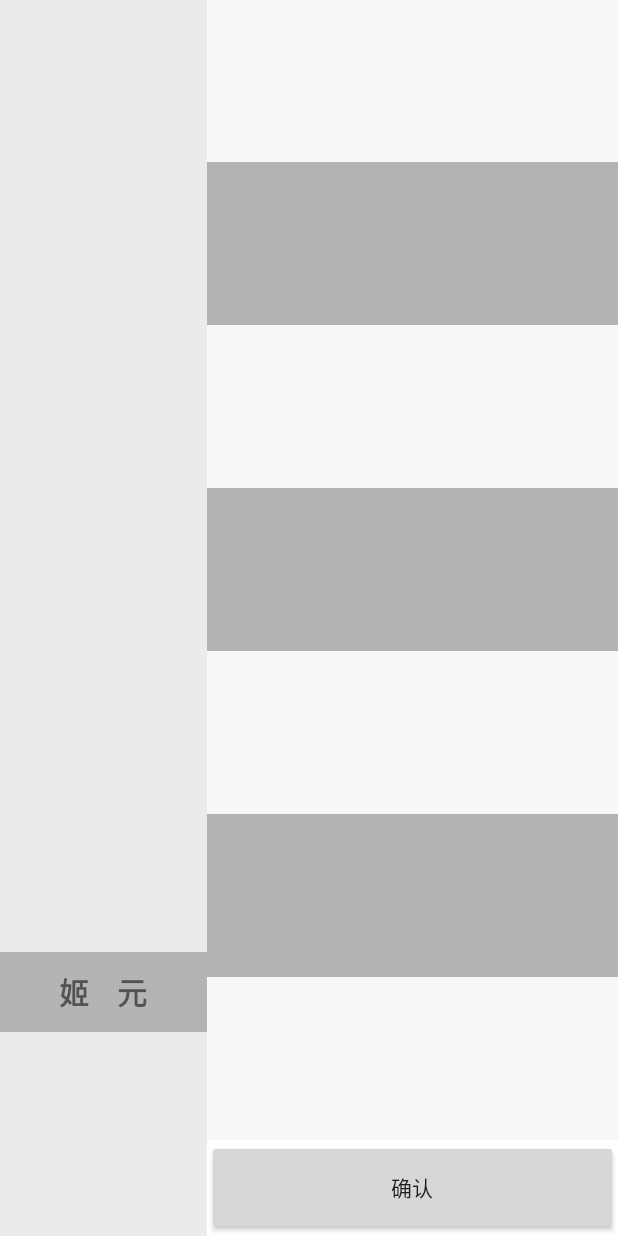
After one commit to bendanwwww/chance, an Android app: the layout create_role_activity.xml on its own in the app's theme, with its tools: preview values and no code run, on a phone screen of 412 x 824 dp. The commit adds this screen. Run offline under Robolectric (Android 15) with nearby library versions, the phone set to English and light mode, and no system bars.

Commit message:
create role page

```diff
--- a/app/src/main/AndroidManifest.xml
+++ b/app/src/main/AndroidManifest.xml
@@ -8,11 +8,10 @@
             android:label="@string/app_name"
             android:roundIcon="@mipmap/ic_launcher_round"
             android:supportsRtl="true"
-            android:theme="@style/Theme.Chance">
-        <activity android:name=".pages.example.BlockDemoActivity">
+            android:theme="@style/Theme.AppCompat.Light.NoActionBar">
+        <activity android:name=".pages.CreateRoleActivity" android:screenOrientation="landscape">
             <intent-filter>
                 <action android:name="android.intent.action.MAIN"/>
-
                 <category android:name="android.intent.category.LAUNCHER"/>
             </intent-filter>
         </activity>
--- a/app/src/main/java/com/chance/MainActivity.java
+++ /dev/null
@@ -1,13 +0,0 @@
-package com.chance;
-
-import androidx.appcompat.app.AppCompatActivity;
-import android.os.Bundle;
-
-public class MainActivity extends AppCompatActivity {
-
-    @Override
-    protected void onCreate(Bundle savedInstanceState) {
-        super.onCreate(savedInstanceState);
-        setContentView(R.layout.activity_main);
-    }
-}
--- /dev/null
+++ b/app/src/main/java/com/chance/pages/CreateRoleActivity.java
@@ -0,0 +1,21 @@
+package com.chance.pages;
+
+import com.chance.R;
+
+import android.os.Bundle;
+import android.view.Window;
+import androidx.appcompat.app.AppCompatActivity;
+
+/**
+ * 角色创建
+ *
+ * @author lsy
+ */
+public class CreateRoleActivity extends AppCompatActivity {
+
+    @Override
+    protected void onCreate(Bundle savedInstanceState) {
+        super.onCreate(savedInstanceState);
+        setContentView(R.layout.create_role_activity);
+    }
+}
--- a/app/src/main/java/com/chance/pages/example/BlockDemoActivity.java
+++ b/app/src/main/java/com/chance/pages/example/BlockDemoActivity.java
@@ -3,12 +3,10 @@ package com.chance.pages.example;
 import java.util.Random;
 
 import com.chance.R;
-import com.chance.view.BlockDemoView;
+import com.chance.view.BodyView;
 
 import android.os.Bundle;
-import android.view.View;
 import android.widget.Button;
-import android.widget.ImageView;
 import androidx.appcompat.app.AppCompatActivity;
 
 public class BlockDemoActivity extends AppCompatActivity {
@@ -18,7 +16,7 @@ public class BlockDemoActivity extends AppCompatActivity {
         super.onCreate(savedInstanceState);
         setContentView(R.layout.activity_block_demo);
 
-        BlockDemoView view = findViewById(R.id.block_demo);
+        BodyView view = findViewById(R.id.block_demo);
 
         Button changeBody = findViewById(R.id.block_body);
         Button changeCloth = findViewById(R.id.block_cloth);
--- a/app/src/main/java/com/chance/view/BlockDemoView.java
+++ b/app/src/main/java/com/chance/view/BodyView.java
@@ -9,9 +9,15 @@ import android.graphics.Canvas;
 import android.graphics.Paint;
 import android.util.AttributeSet;
 import android.view.View;
+import android.view.ViewGroup;
 import androidx.annotation.Nullable;
 
-public class BlockDemoView extends View {
+/**
+ * 角色模型绘图
+ *
+ * @author lsy
+ */
+public class BodyView extends View {
 
     /** 画笔 */
     private Paint paint;
@@ -59,19 +65,19 @@ public class BlockDemoView extends View {
             R.drawable.c3_cloth33,
             R.drawable.c3_cloth47, R.drawable.c3_cloth51, R.drawable.c3_cloth52};
 
-    public BlockDemoView(Context context) {
+    public BodyView(Context context) {
         super(context);
     }
 
-    public BlockDemoView(Context context, @Nullable AttributeSet attrs) {
+    public BodyView(Context context, @Nullable AttributeSet attrs) {
         super(context, attrs);
     }
 
-    public BlockDemoView(Context context, @Nullable AttributeSet attrs, int defStyleAttr) {
+    public BodyView(Context context, @Nullable AttributeSet attrs, int defStyleAttr) {
         super(context, attrs, defStyleAttr);
     }
 
-    public BlockDemoView(Context context, @Nullable AttributeSet attrs, int defStyleAttr, int defStyleRes) {
+    public BodyView(Context context, @Nullable AttributeSet attrs, int defStyleAttr, int defStyleRes) {
         super(context, attrs, defStyleAttr, defStyleRes);
     }
 
--- a/app/src/main/res/layout/activity_block_demo.xml
+++ b/app/src/main/res/layout/activity_block_demo.xml
@@ -61,7 +61,7 @@
     </LinearLayout>
 
 
-    <com.chance.view.BlockDemoView
+    <com.chance.view.BodyView
             android:id="@+id/block_demo"
             android:layout_width="1080px"
             android:layout_height="1450px"
--- a/app/src/main/res/layout/activity_main.xml
+++ /dev/null
@@ -1,18 +0,0 @@
-<?xml version="1.0" encoding="utf-8"?>
-<androidx.constraintlayout.widget.ConstraintLayout
-        xmlns:android="http://schemas.android.com/apk/res/android"
-        xmlns:tools="http://schemas.android.com/tools"
-        xmlns:app="http://schemas.android.com/apk/res-auto"
-        android:layout_width="match_parent"
-        android:layout_height="match_parent"
-        tools:context=".MainActivity">
-    <TextView
-            android:layout_width="wrap_content"
-            android:layout_height="wrap_content"
-            android:text="Hello World!"
-            app:layout_constraintBottom_toBottomOf="parent"
-            app:layout_constraintLeft_toLeftOf="parent"
-            app:layout_constraintRight_toRightOf="parent"
-            app:layout_constraintTop_toTopOf="parent"/>
-
-</androidx.constraintlayout.widget.ConstraintLayout>
--- /dev/null
+++ b/app/src/main/res/layout/create_role_activity.xml
@@ -0,0 +1,125 @@
+<?xml version="1.0" encoding="utf-8"?>
+<LinearLayout xmlns:android="http://schemas.android.com/apk/res/android"
+              xmlns:tools="http://schemas.android.com/tools"
+              android:layout_width="match_parent"
+              android:layout_height="match_parent"
+              tools:context=".pages.example.BlockDemoActivity"
+              android:gravity="center"
+              android:orientation="vertical"
+              android:background="#FFFFFF"
+>
+    <LinearLayout
+            android:layout_width="fill_parent"
+            android:layout_height="match_parent"
+            android:orientation="horizontal">
+        <LinearLayout
+                android:layout_width="wrap_content"
+                android:layout_weight=".30"
+                android:layout_height="match_parent"
+                android:orientation="vertical">
+            <LinearLayout
+                    android:layout_width="match_parent"
+                    android:layout_height="wrap_content"
+                    android:layout_weight=".80"
+                    android:orientation="vertical"
+                    android:background="@color/dy_weight_bg">
+<!--                <com.chance.view.BodyView-->
+<!--                        android:id="@+id/block_demo"-->
+<!--                        android:layout_width="match_parent"-->
+<!--                        android:layout_height="wrap_content" />-->
+            </LinearLayout>
+            <LinearLayout
+                    android:layout_width="match_parent"
+                    android:layout_height="wrap_content"
+                    android:layout_weight=".03"
+                    android:orientation="vertical"
+                    android:background="@color/black1">
+                <TextView
+                    android:layout_width="match_parent"
+                    android:layout_height="match_parent"
+                    android:gravity="center"
+                    android:text="姬    元"
+                    android:textStyle="bold"
+                    android:textSize="20dp">
+
+                </TextView>
+            </LinearLayout>
+            <LinearLayout
+                    android:layout_width="match_parent"
+                    android:layout_height="wrap_content"
+                    android:layout_weight=".17"
+                    android:orientation="vertical"
+                    android:background="@color/dy_weight_bg">
+            </LinearLayout>
+
+        </LinearLayout>
+        <LinearLayout
+                android:layout_width="wrap_content"
+                android:layout_weight=".70"
+                android:layout_height="match_parent"
+                android:orientation="vertical">
+            <LinearLayout
+                    android:layout_width="match_parent"
+                    android:layout_height="wrap_content"
+                    android:layout_weight=".14"
+                    android:orientation="vertical"
+                    android:background="@color/white2">
+            </LinearLayout>
+            <LinearLayout
+                    android:layout_width="match_parent"
+                    android:layout_height="wrap_content"
+                    android:layout_weight=".14"
+                    android:orientation="vertical"
+                    android:background="@color/black1">
+            </LinearLayout>
+            <LinearLayout
+                    android:layout_width="match_parent"
+                    android:layout_height="wrap_content"
+                    android:layout_weight=".14"
+                    android:orientation="vertical"
+                    android:background="@color/white2">
+            </LinearLayout>
+            <LinearLayout
+                    android:layout_width="match_parent"
+                    android:layout_height="wrap_content"
+                    android:layout_weight=".14"
+                    android:orientation="vertical"
+                    android:background="@color/black1">
+            </LinearLayout>
+            <LinearLayout
+                    android:layout_width="match_parent"
+                    android:layout_height="wrap_content"
+                    android:layout_weight=".14"
+                    android:orientation="vertical"
+                    android:background="@color/white2">
+            </LinearLayout>
+            <LinearLayout
+                    android:layout_width="match_parent"
+                    android:layout_height="wrap_content"
+                    android:layout_weight=".14"
+                    android:orientation="vertical"
+                    android:background="@color/black1">
+            </LinearLayout>
+            <LinearLayout
+                    android:layout_width="match_parent"
+                    android:layout_height="wrap_content"
+                    android:layout_weight=".14"
+                    android:orientation="vertical"
+                    android:background="@color/white2">
+            </LinearLayout>
+            <LinearLayout
+                    android:layout_width="match_parent"
+                    android:layout_height="wrap_content"
+                    android:layout_weight=".02"
+                    android:orientation="vertical">
+                <Button
+                    android:layout_width="match_parent"
+                    android:layout_height="match_parent"
+                    android:text="确认">
+
+                </Button>
+            </LinearLayout>
+        </LinearLayout>
+    </LinearLayout>
+
+</LinearLayout>
--- a/app/src/main/res/values/colors.xml
+++ b/app/src/main/res/values/colors.xml
@@ -1,10 +1,22 @@
 <?xml version="1.0" encoding="utf-8"?>
 <resources>
-    <color name="purple_200">#FFBB86FC</color>
+    <color name="purple_200">#9655E6</color>
     <color name="purple_500">#FF6200EE</color>
     <color name="purple_700">#FF3700B3</color>
     <color name="teal_200">#FF03DAC5</color>
     <color name="teal_700">#FF018786</color>
     <color name="black">#FF000000</color>
+    <color name="black2">#232323</color>
     <color name="white">#FFFFFFFF</color>
+    <color name="white2">#F8F8F8</color>
+    <color name="colorPrimary">#3F51B5</color>
+    <color name="colorPrimaryDark">#303F9F</color>
+    <color name="colorAccent">#ED6F9A</color>
+    <color name="dy_weight_bg">#EBEBEB</color>
+    <color name="black1">#b4b4b4</color>
+    <color name="main_top_color1">#19B4FF</color>
+    <color name="main_top_color2">#00cda0</color>
+    <color name="main_top_color3">#EFD371</color>
+    <color name="main_top_color4">#C62C40</color>
+    <color name="sleep_color">#74BCF4</color>
 </resources>
```
